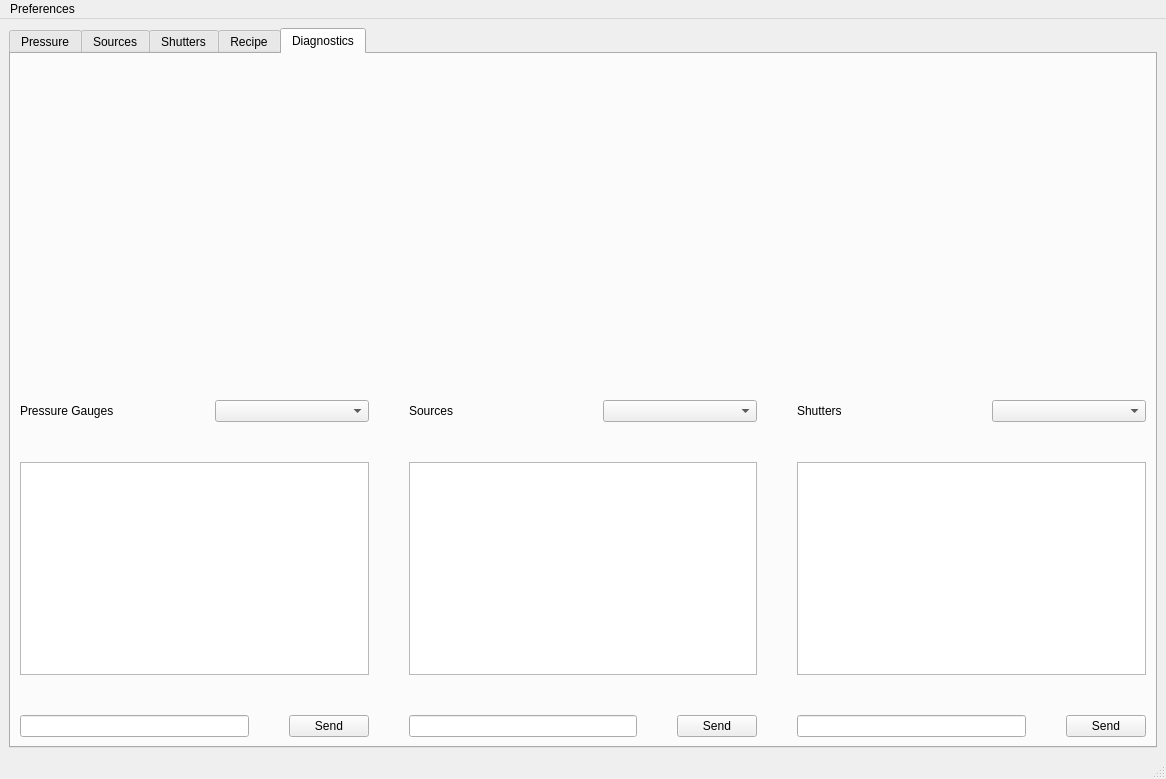
TheRealJarbean/lattice, file src/gui/main.ui: the form before one commit.
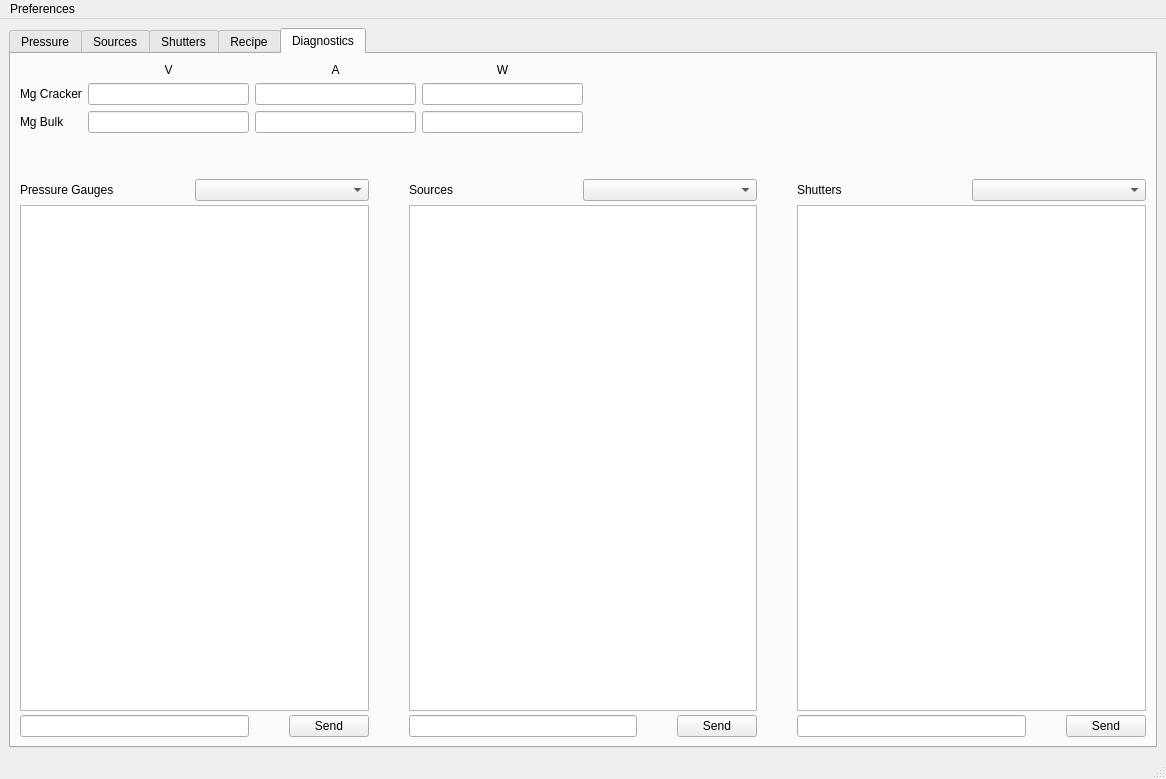
The form after the commit. The open tabs and pages were chosen to show the change. Custom widgets are drawn as their Qt base class.

Commit message: fix: Change fonts and update diagnostics tab

The edit to the form file:
```diff
--- a/src/gui/main.ui
+++ b/src/gui/main.ui
@@ -23,6 +23,11 @@
         <verstretch>0</verstretch>
        </sizepolicy>
       </property>
+      <property name="styleSheet">
+       <string notr="true">QTabBar::tab {
+	font: 700 11pt &quot;Segoe UI&quot;;
+}</string>
+      </property>
       <property name="currentIndex">
        <number>4</number>
       </property>
@@ -3399,11 +3404,122 @@
         <string>Diagnostics</string>
        </attribute>
        <layout class="QVBoxLayout" name="verticalLayout_2">
+        <item>
+         <layout class="QHBoxLayout" name="horizontalLayout_9">
+          <item>
+           <layout class="QGridLayout" name="gridLayout_6">
+            <item row="1" column="2">
+             <widget class="QLineEdit" name="lineEdit_5"/>
+            </item>
+            <item row="0" column="3">
+             <widget class="QLabel" name="label_43">
+              <property name="styleSheet">
+               <string notr="true">font: 700 12pt &quot;Segoe UI&quot;;</string>
+              </property>
+              <property name="text">
+               <string>W</string>
+              </property>
+              <property name="alignment">
+               <set>Qt::AlignmentFlag::AlignCenter</set>
+              </property>
+             </widget>
+            </item>
+            <item row="1" column="0">
+             <widget class="QLabel" name="label_41">
+              <property name="styleSheet">
+               <string notr="true">font: 700 12pt &quot;Segoe UI&quot;;</string>
+              </property>
+              <property name="text">
+               <string>Mg Cracker</string>
+              </property>
+             </widget>
+            </item>
+            <item row="1" column="1">
+             <widget class="QLineEdit" name="lineEdit_4"/>
+            </item>
+            <item row="0" column="2">
+             <widget class="QLabel" name="label_40">
+              <property name="styleSheet">
+               <string notr="true">font: 700 12pt &quot;Segoe UI&quot;;</string>
+              </property>
+              <property name="text">
+               <string>A</string>
+              </property>
+              <property name="alignment">
+               <set>Qt::AlignmentFlag::AlignCenter</set>
+              </property>
+             </widget>
+            </item>
+            <item row="2" column="3">
+             <widget class="QLineEdit" name="lineEdit_9"/>
+            </item>
+            <item row="1" column="3">
+             <widget class="QLineEdit" name="lineEdit_8">
+              <property name="sizePolicy">
+               <sizepolicy hsizetype="Expanding" vsizetype="Fixed">
+                <horstretch>0</horstretch>
+                <verstretch>0</verstretch>
+               </sizepolicy>
+              </property>
+             </widget>
+            </item>
+            <item row="2" column="0">
+             <widget class="QLabel" name="label_42">
+              <property name="styleSheet">
+               <string notr="true">font: 700 12pt &quot;Segoe UI&quot;;</string>
+              </property>
+              <property name="text">
+               <string>Mg Bulk</string>
+              </property>
+             </widget>
+            </item>
+            <item row="2" column="1">
+             <widget class="QLineEdit" name="lineEdit_6"/>
+            </item>
+            <item row="0" column="1">
+             <widget class="QLabel" name="label_39">
+              <property name="styleSheet">
+               <string notr="true">font: 700 12pt &quot;Segoe UI&quot;;</string>
+              </property>
+              <property name="text">
+               <string>V</string>
+              </property>
+              <property name="alignment">
+               <set>Qt::AlignmentFlag::AlignCenter</set>
+              </property>
+             </widget>
+            </item>
+            <item row="2" column="2">
+             <widget class="QLineEdit" name="lineEdit_7"/>
+            </item>
+           </layout>
+          </item>
+          <item>
+           <spacer name="horizontalSpacer_4">
+            <property name="orientation">
+             <enum>Qt::Orientation::Horizontal</enum>
+            </property>
+            <property name="sizeType">
+             <enum>QSizePolicy::Policy::Expanding</enum>
+            </property>
+            <property name="sizeHint" stdset="0">
+             <size>
+              <width>40</width>
+              <height>20</height>
+             </size>
+            </property>
+           </spacer>
+          </item>
+         </layout>
+        </item>
         <item>
          <spacer name="verticalSpacer_2">
           <property name="orientation">
            <enum>Qt::Orientation::Vertical</enum>
           </property>
+          <property name="sizeType">
+           <enum>QSizePolicy::Policy::Minimum</enum>
+          </property>
           <property name="sizeHint" stdset="0">
            <size>
             <width>20</width>
@@ -3422,6 +3538,9 @@
           </property>
           <item>
            <layout class="QGridLayout" name="gridLayout_8">
+            <property name="verticalSpacing">
+             <number>4</number>
+            </property>
             <item row="3" column="1">
              <widget class="QPushButton" name="pushButton">
               <property name="text">
@@ -3456,6 +3575,9 @@
           </item>
           <item>
            <layout class="QGridLayout" name="gridLayout_9">
+            <property name="verticalSpacing">
+             <number>4</number>
+            </property>
             <item row="2" column="0">
              <widget class="QLineEdit" name="lineEdit_2"/>
             </item>
@@ -3490,6 +3612,9 @@
           </item>
           <item>
            <layout class="QGridLayout" name="gridLayout_10">
+            <property name="verticalSpacing">
+             <number>4</number>
+            </property>
             <item row="1" column="0" colspan="2">
              <widget class="QPlainTextEdit" name="plainTextEdit_3"/>
             </item>
```
Left out of the diff: 230 changed lines with no effect on the pictures. The commit also changes 1 other file.
